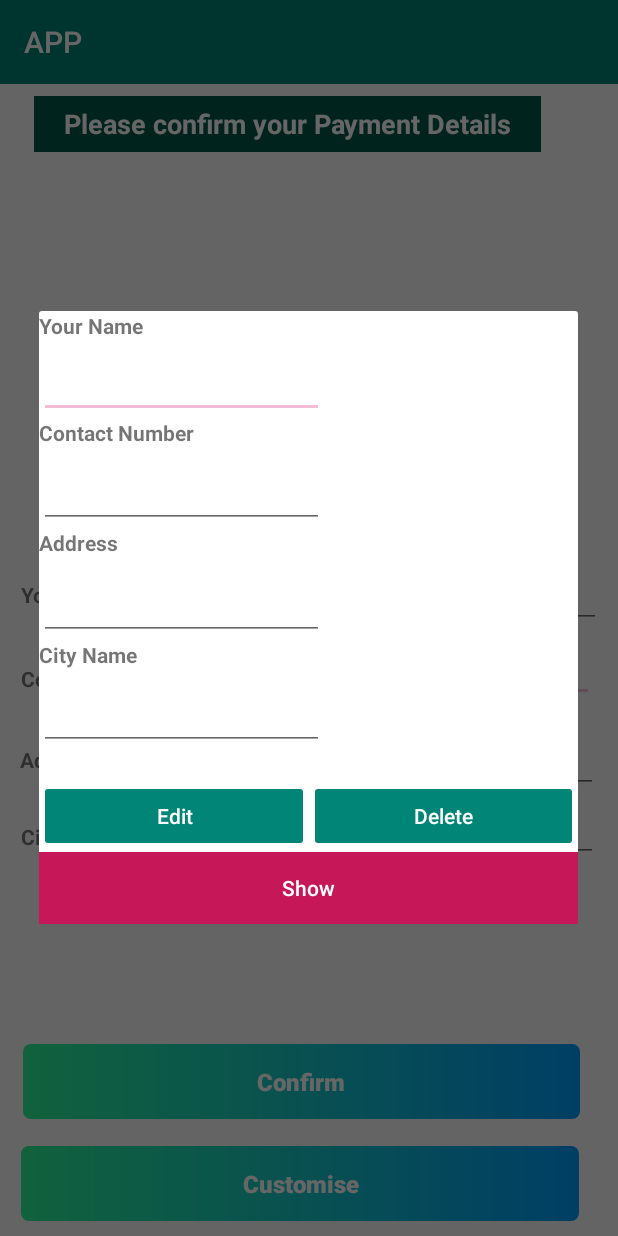
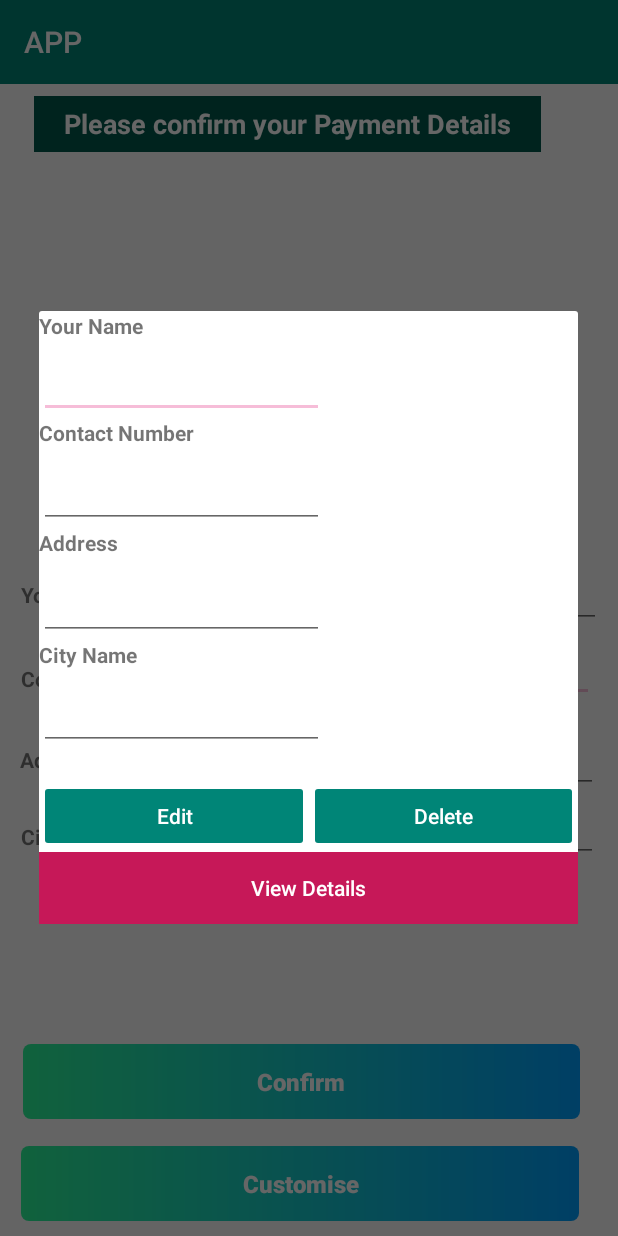
Before and after one commit to vidushaNasome/APP, an Android app: the CashDelivery screen opened directly, with no data from a screen before it, after a tap on "Customise", on a phone screen of 412 x 824 dp. Run offline under Robolectric (Android 15) with nearby library versions, the light colour scheme and no system bars; our stand-ins replace Firebase (no records; nobody signed in at launch, a user with empty details on screens opened directly).

Commit message:
view details

```diff
--- a/app/src/main/res/layout/activity_cash_delivery.xml
+++ b/app/src/main/res/layout/activity_cash_delivery.xml
@@ -42,7 +42,7 @@
         android:layout_marginRight="239dp"
         android:layout_marginBottom="405dp"
         android:gravity="fill_horizontal"
-        android:text="Your Name"
+        android:text="@string/your_name"
         android:textStyle="bold" />
 
     <TextView
@@ -60,7 +60,7 @@
         android:layout_marginRight="227dp"
         android:layout_marginBottom="347dp"
         android:gravity="fill_horizontal"
-        android:text="Contact Number"
+        android:text="@string/contact_number"
         android:textStyle="bold" />
 
     <TextView
@@ -78,7 +78,7 @@
         android:layout_marginRight="235dp"
         android:layout_marginBottom="292dp"
         android:gravity="fill_horizontal"
-        android:text="Address"
+        android:text="@string/address"
         android:textStyle="bold" />
 
     <TextView
@@ -96,7 +96,7 @@
         android:layout_marginRight="226dp"
         android:layout_marginBottom="242dp"
         android:gravity="fill_horizontal"
-        android:text="City Name"
+        android:text="@string/city"
         android:textStyle="bold" />
 
     <EditText
@@ -169,7 +169,7 @@
         android:layout_marginBottom="78dp"
         android:background="@drawable/custom_button"
         android:gravity="center"
-        android:text="Confirm"
+        android:text="@string/confirm"
         android:textAllCaps="false"
         android:textColor="#FFFFFF"
         android:textSize="16sp"
@@ -192,7 +192,7 @@
         android:background="@drawable/custom_button"
         android:gravity="center"
         android:onClick="customiseDialog"
-        android:text="Customise"
+        android:text="@string/customise"
         android:textAllCaps="false"
         android:textColor="#FFFFFF"
         android:textSize="16sp"
--- a/app/src/main/res/layout/update_dialog.xml
+++ b/app/src/main/res/layout/update_dialog.xml
@@ -85,12 +85,12 @@
 
     <Button
         android:id="@+id/btnShow"
-        android:background="@color/colorAcc"
-        android:textColor="#ffffff"
-        android:textAllCaps="false"
-        android:textSize="14sp"
         android:layout_width="match_parent"
         android:layout_height="wrap_content"
-        android:text="Show" />
+        android:background="@color/colorAcc"
+        android:text="@string/view_details"
+        android:textAllCaps="false"
+        android:textColor="#ffffff"
+        android:textSize="14sp" />
 
 </LinearLayout>
--- a/app/src/main/res/values/strings.xml
+++ b/app/src/main/res/values/strings.xml
@@ -63,6 +63,13 @@
     <string name="foodmenu">Food Menu</string>
     <string name="pName">Product Name</string>
     <string name="show">Show</string>
+    <string name="view_details">View Details</string>
+    <string name="your_name">Your Name</string>
+    <string name="contact_number">Contact Number</string>
+    <string name="address">Address</string>
+    <string name="city">City Name</string>
+    <string name="confirm">Confirm</string>
+    <string name="customise">Customise</string>
 
 
 </resources>
```
